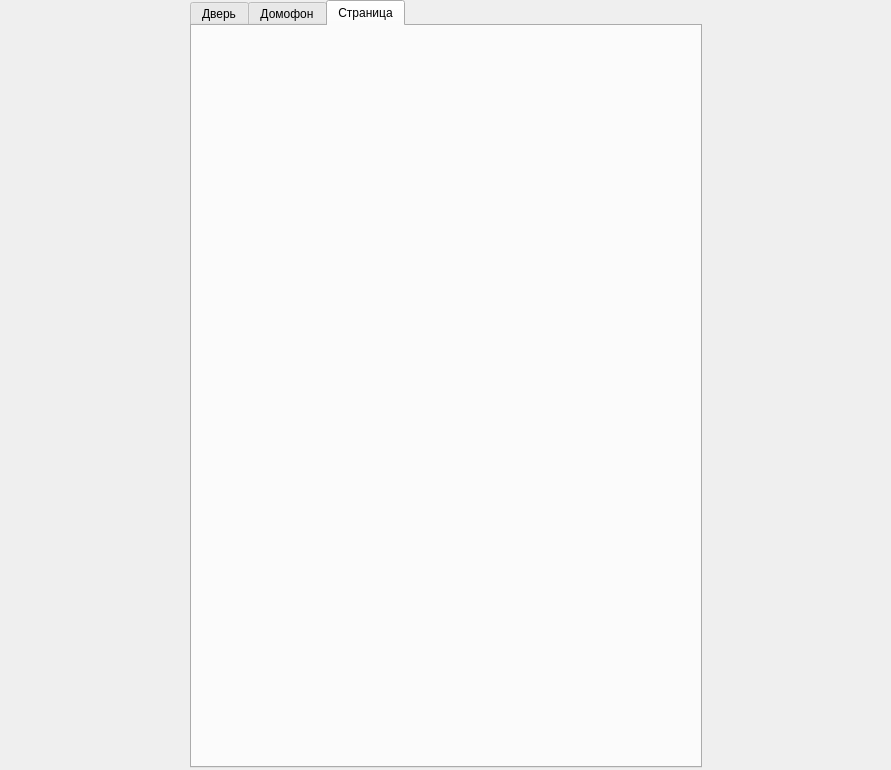
This is mainwindow.ui in vk1ddd/Coursework_Maslov as Qt 5 draws it before an edit. The edited form follows.
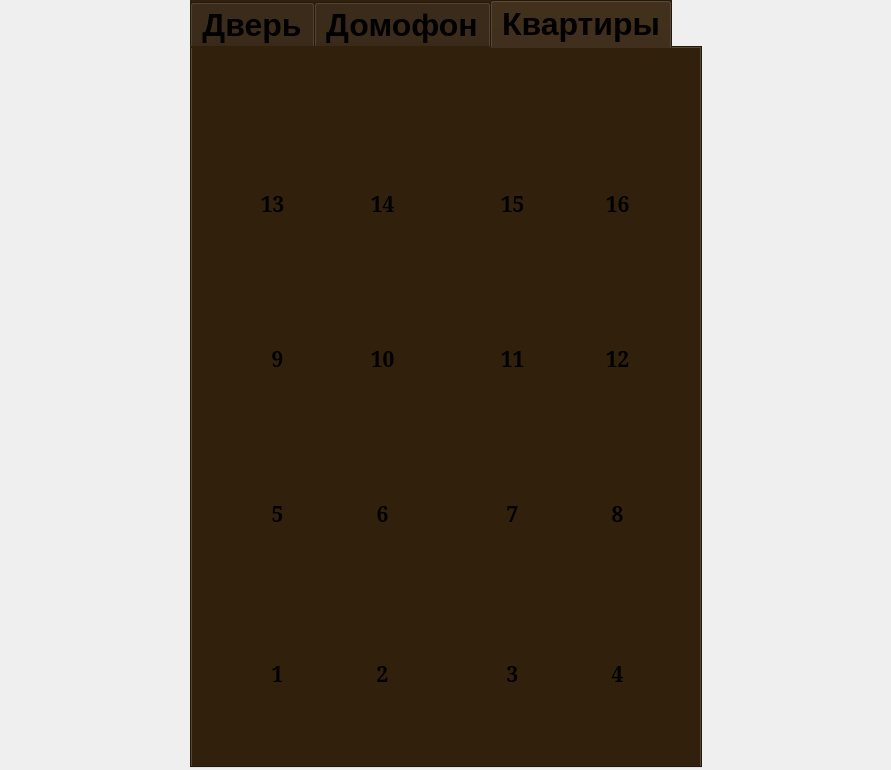
This is the edited form. The open tabs and pages were chosen to show the change. Icons and pictures are not drawn.

Commit message: visitor apartment securityConsole JournalEntry AccessJournal

```diff
--- a/mainwindow.ui
+++ b/mainwindow.ui
@@ -20,6 +20,9 @@
    <bool>false</bool>
   </property>
   <widget class="QWidget" name="centralwidget">
+   <property name="styleSheet">
+    <string notr="true">#centralwidget  {background-image:  url(:/new/prefix1/images/background.png);}</string>
+   </property>
    <widget class="QTabWidget" name="tabdoor">
     <property name="geometry">
      <rect>
@@ -29,9 +32,19 @@
       <height>768</height>
      </rect>
     </property>
+    <property name="font">
+     <font>
+      <family>MS Sans Serif</family>
+      <pointsize>24</pointsize>
+      <bold>true</bold>
+     </font>
+    </property>
     <property name="cursor">
      <cursorShape>ArrowCursor</cursorShape>
     </property>
+    <property name="styleSheet">
+     <string notr="true">background-color: rgb(49, 32, 12);</string>
+    </property>
     <property name="tabPosition">
      <enum>QTabWidget::North</enum>
     </property>
@@ -449,26 +462,476 @@
 </string>
      </property>
      <attribute name="title">
-      <string>Страница</string>
+      <string>Квартиры</string>
      </attribute>
-     <widget class="QPushButton" name="btnOpenFromApt">
+     <widget class="QStackedWidget" name="stackedApartment">
       <property name="geometry">
        <rect>
-        <x>230</x>
-        <y>290</y>
-        <width>51</width>
-        <height>41</height>
+        <x>0</x>
+        <y>0</y>
+        <width>511</width>
+        <height>741</height>
        </rect>
       </property>
       <property name="cursor">
        <cursorShape>PointingHandCursor</cursorShape>
       </property>
-      <property name="text">
-       <string/>
-      </property>
-      <property name="flat">
-       <bool>true</bool>
-      </property>
+      <widget class="QWidget" name="building">
+       <property name="styleSheet">
+        <string notr="true">#building  {border-image:  url(:/new/prefix1/images/Building.png);
+}</string>
+       </property>
+       <widget class="QPushButton" name="app6">
+        <property name="geometry">
+         <rect>
+          <x>160</x>
+          <y>400</y>
+          <width>61</width>
+          <height>131</height>
+         </rect>
+        </property>
+        <property name="font">
+         <font>
+          <family>MS Serif</family>
+          <pointsize>16</pointsize>
+          <bold>true</bold>
+         </font>
+        </property>
+        <property name="cursor">
+         <cursorShape>PointingHandCursor</cursorShape>
+        </property>
+        <property name="text">
+         <string>6</string>
+        </property>
+        <property name="flat">
+         <bool>true</bool>
+        </property>
+       </widget>
+       <widget class="QPushButton" name="app7">
+        <property name="geometry">
+         <rect>
+          <x>290</x>
+          <y>400</y>
+          <width>61</width>
+          <height>131</height>
+         </rect>
+        </property>
+        <property name="font">
+         <font>
+          <family>MS Serif</family>
+          <pointsize>16</pointsize>
+          <bold>true</bold>
+         </font>
+        </property>
+        <property name="cursor">
+         <cursorShape>PointingHandCursor</cursorShape>
+        </property>
+        <property name="text">
+         <string>7</string>
+        </property>
+        <property name="flat">
+         <bool>true</bool>
+        </property>
+       </widget>
+       <widget class="QPushButton" name="app12">
+        <property name="geometry">
+         <rect>
+          <x>390</x>
+          <y>250</y>
+          <width>71</width>
+          <height>121</height>
+         </rect>
+        </property>
+        <property name="font">
+         <font>
+          <family>MS Serif</family>
+          <pointsize>16</pointsize>
+          <bold>true</bold>
+         </font>
+        </property>
+        <property name="cursor">
+         <cursorShape>PointingHandCursor</cursorShape>
+        </property>
+        <property name="text">
+         <string>12</string>
+        </property>
+        <property name="flat">
+         <bool>true</bool>
+        </property>
+       </widget>
+       <widget class="QPushButton" name="app4">
+        <property name="geometry">
+         <rect>
+          <x>390</x>
+          <y>560</y>
+          <width>71</width>
+          <height>131</height>
+         </rect>
+        </property>
+        <property name="font">
+         <font>
+          <family>MS Serif</family>
+          <pointsize>16</pointsize>
+          <bold>true</bold>
+         </font>
+        </property>
+        <property name="cursor">
+         <cursorShape>PointingHandCursor</cursorShape>
+        </property>
+        <property name="text">
+         <string>4</string>
+        </property>
+        <property name="flat">
+         <bool>true</bool>
+        </property>
+       </widget>
+       <widget class="QPushButton" name="app3">
+        <property name="geometry">
+         <rect>
+          <x>290</x>
+          <y>560</y>
+          <width>61</width>
+          <height>131</height>
+         </rect>
+        </property>
+        <property name="font">
+         <font>
+          <family>MS Serif</family>
+          <pointsize>16</pointsize>
+          <bold>true</bold>
+         </font>
+        </property>
+        <property name="cursor">
+         <cursorShape>PointingHandCursor</cursorShape>
+        </property>
+        <property name="text">
+         <string>3</string>
+        </property>
+        <property name="flat">
+         <bool>true</bool>
+        </property>
+       </widget>
+       <widget class="QPushButton" name="app2">
+        <property name="geometry">
+         <rect>
+          <x>160</x>
+          <y>560</y>
+          <width>61</width>
+          <height>131</height>
+         </rect>
+        </property>
+        <property name="font">
+         <font>
+          <family>MS Serif</family>
+          <pointsize>16</pointsize>
+          <bold>true</bold>
+         </font>
+        </property>
+        <property name="cursor">
+         <cursorShape>PointingHandCursor</cursorShape>
+        </property>
+        <property name="text">
+         <string>2</string>
+        </property>
+        <property name="flat">
+         <bool>true</bool>
+        </property>
+       </widget>
+       <widget class="QPushButton" name="app1">
+        <property name="geometry">
+         <rect>
+          <x>50</x>
+          <y>560</y>
+          <width>71</width>
+          <height>131</height>
+         </rect>
+        </property>
+        <property name="font">
+         <font>
+          <family>MS Serif</family>
+          <pointsize>16</pointsize>
+          <bold>true</bold>
+         </font>
+        </property>
+        <property name="cursor">
+         <cursorShape>PointingHandCursor</cursorShape>
+        </property>
+        <property name="text">
+         <string>1</string>
+        </property>
+        <property name="flat">
+         <bool>true</bool>
+        </property>
+       </widget>
+       <widget class="QPushButton" name="app5">
+        <property name="geometry">
+         <rect>
+          <x>50</x>
+          <y>400</y>
+          <width>71</width>
+          <height>131</height>
+         </rect>
+        </property>
+        <property name="font">
+         <font>
+          <family>MS Serif</family>
+          <pointsize>16</pointsize>
+          <bold>true</bold>
+         </font>
+        </property>
+        <property name="cursor">
+         <cursorShape>PointingHandCursor</cursorShape>
+        </property>
+        <property name="text">
+         <string>5</string>
+        </property>
+        <property name="flat">
+         <bool>true</bool>
+        </property>
+       </widget>
+       <widget class="QPushButton" name="app9">
+        <property name="geometry">
+         <rect>
+          <x>50</x>
+          <y>250</y>
+          <width>71</width>
+          <height>121</height>
+         </rect>
+        </property>
+        <property name="font">
+         <font>
+          <family>MS Serif</family>
+          <pointsize>16</pointsize>
+          <bold>true</bold>
+         </font>
+        </property>
+        <property name="cursor">
+         <cursorShape>PointingHandCursor</cursorShape>
+        </property>
+        <property name="text">
+         <string>9</string>
+        </property>
+        <property name="flat">
+         <bool>true</bool>
+        </property>
+       </widget>
+       <widget class="QPushButton" name="app13">
+        <property name="geometry">
+         <rect>
+          <x>50</x>
+          <y>90</y>
+          <width>61</width>
+          <height>131</height>
+         </rect>
+        </property>
+        <property name="font">
+         <font>
+          <family>MS Serif</family>
+          <pointsize>16</pointsize>
+          <bold>true</bold>
+         </font>
+        </property>
+        <property name="cursor">
+         <cursorShape>PointingHandCursor</cursorShape>
+        </property>
+        <property name="text">
+         <string>13</string>
+        </property>
+        <property name="flat">
+         <bool>true</bool>
+        </property>
+       </widget>
+       <widget class="QPushButton" name="app10">
+        <property name="geometry">
+         <rect>
+          <x>160</x>
+          <y>250</y>
+          <width>61</width>
+          <height>121</height>
+         </rect>
+        </property>
+        <property name="font">
+         <font>
+          <family>MS Serif</family>
+          <pointsize>16</pointsize>
+          <bold>true</bold>
+         </font>
+        </property>
+        <property name="cursor">
+         <cursorShape>PointingHandCursor</cursorShape>
+        </property>
+        <property name="text">
+         <string>10</string>
+        </property>
+        <property name="flat">
+         <bool>true</bool>
+        </property>
+       </widget>
+       <widget class="QPushButton" name="app14">
+        <property name="geometry">
+         <rect>
+          <x>160</x>
+          <y>90</y>
+          <width>61</width>
+          <height>131</height>
+         </rect>
+        </property>
+        <property name="font">
+         <font>
+          <family>MS Serif</family>
+          <pointsize>16</pointsize>
+          <bold>true</bold>
+         </font>
+        </property>
+        <property name="cursor">
+         <cursorShape>PointingHandCursor</cursorShape>
+        </property>
+        <property name="text">
+         <string>14</string>
+        </property>
+        <property name="flat">
+         <bool>true</bool>
+        </property>
+       </widget>
+       <widget class="QPushButton" name="app15">
+        <property name="geometry">
+         <rect>
+          <x>290</x>
+          <y>90</y>
+          <width>61</width>
+          <height>131</height>
+         </rect>
+        </property>
+        <property name="font">
+         <font>
+          <family>MS Serif</family>
+          <pointsize>16</pointsize>
+          <bold>true</bold>
+         </font>
+        </property>
+        <property name="cursor">
+         <cursorShape>PointingHandCursor</cursorShape>
+        </property>
+        <property name="text">
+         <string>15</string>
+        </property>
+        <property name="flat">
+         <bool>true</bool>
+        </property>
+       </widget>
+       <widget class="QPushButton" name="app11">
+        <property name="geometry">
+         <rect>
+          <x>290</x>
+          <y>250</y>
+          <width>61</width>
+          <height>121</height>
+         </rect>
+        </property>
+        <property name="font">
+         <font>
+          <family>MS Serif</family>
+          <pointsize>16</pointsize>
+          <bold>true</bold>
+         </font>
+        </property>
+        <property name="cursor">
+         <cursorShape>PointingHandCursor</cursorShape>
+        </property>
+        <property name="text">
+         <string>11</string>
+        </property>
+        <property name="flat">
+         <bool>true</bool>
+        </property>
+       </widget>
+       <widget class="QPushButton" name="app8">
+        <property name="geometry">
+         <rect>
+          <x>390</x>
+          <y>400</y>
+          <width>71</width>
+          <height>131</height>
+         </rect>
+        </property>
+        <property name="font">
+         <font>
+          <family>MS Serif</family>
+          <pointsize>16</pointsize>
+          <bold>true</bold>
+         </font>
+        </property>
+        <property name="cursor">
+         <cursorShape>PointingHandCursor</cursorShape>
+        </property>
+        <property name="text">
+         <string>8</string>
+        </property>
+        <property name="flat">
+         <bool>true</bool>
+        </property>
+       </widget>
+       <widget class="QPushButton" name="app16">
+        <property name="geometry">
+         <rect>
+          <x>390</x>
+          <y>90</y>
+          <width>71</width>
+          <height>131</height>
+         </rect>
+        </property>
+        <property name="font">
+         <font>
+          <family>MS Serif</family>
+          <pointsize>16</pointsize>
+          <bold>true</bold>
+         </font>
+        </property>
+        <property name="cursor">
+         <cursorShape>PointingHandCursor</cursorShape>
+        </property>
+        <property name="text">
+         <string>16</string>
+        </property>
+        <property name="flat">
+         <bool>true</bool>
+        </property>
+       </widget>
+      </widget>
+      <widget class="QWidget" name="handset">
+       <property name="styleSheet">
+        <string notr="true">#handset {border-image:  url(:/new/prefix1/images/handset.png);
+}</string>
+       </property>
+       <widget class="QPushButton" name="btnOpenFromApt">
+        <property name="geometry">
+         <rect>
+          <x>230</x>
+          <y>290</y>
+          <width>51</width>
+          <height>41</height>
+         </rect>
+        </property>
+        <property name="cursor">
+         <cursorShape>PointingHandCursor</cursorShape>
+        </property>
+        <property name="autoFillBackground">
+         <bool>false</bool>
+        </property>
+        <property name="text">
+         <string/>
+        </property>
+        <property name="autoDefault">
+         <bool>false</bool>
+        </property>
+        <property name="default">
+         <bool>false</bool>
+        </property>
+        <property name="flat">
+         <bool>true</bool>
+        </property>
+       </widget>
+      </widget>
      </widget>
     </widget>
    </widget>
```
Left out of the diff: 44 changed lines with no effect on the pictures. The commit also changes 132 other files.
